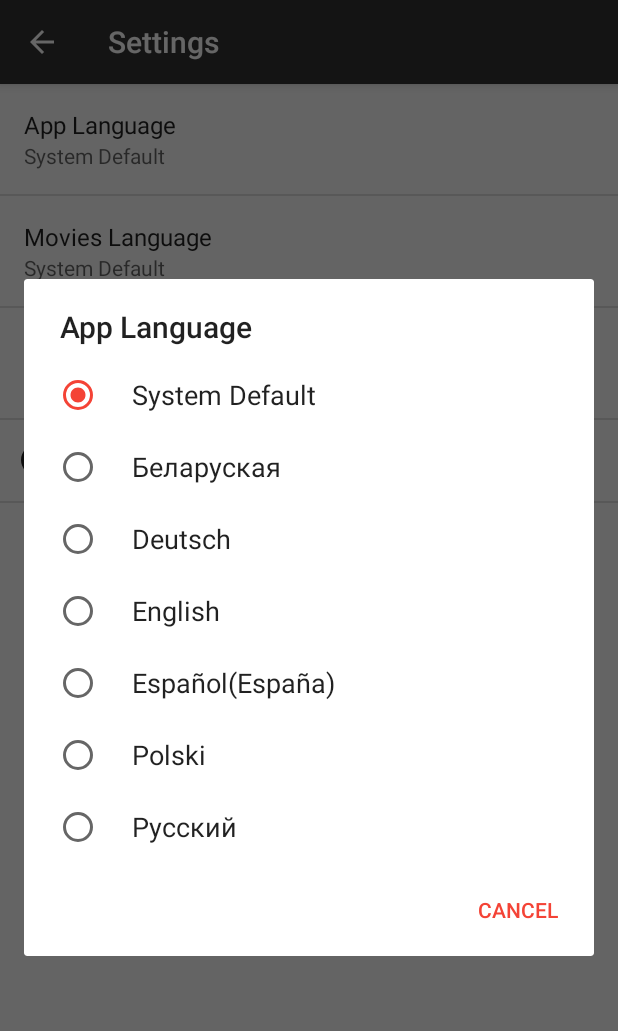
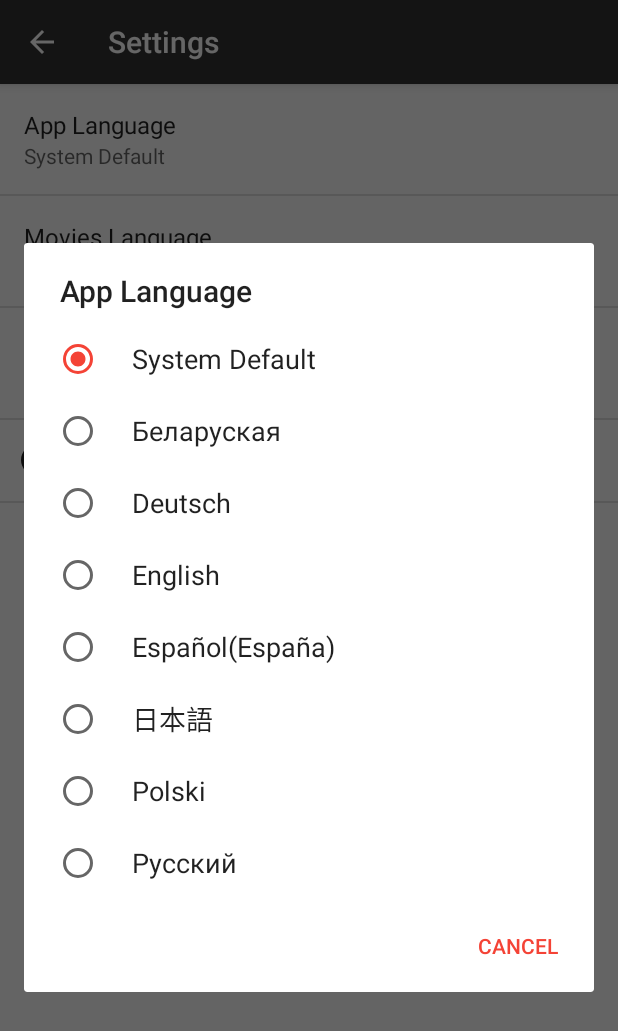
Before and after one commit to qqq3/inventum, an Android app: the SettingsActivity screen opened directly, with no data from a screen before it, after a tap on "App Language", on a phone screen of 412 x 824 dp. Shown: the top 1031 px of the screen. Run offline under Robolectric (Android 15) with nearby library versions, the phone set to English and light mode, and no system bars; pictures from the network do not load.

Commit message:
Add Japanese to the list of languages

```diff
--- a/app/src/main/res/values/arrays.xml
+++ b/app/src/main/res/values/arrays.xml
@@ -6,6 +6,7 @@
         <item name="german">Deutsch</item>
         <item name="english">English</item>
         <item name="spanish">Español(España)</item>
+        <item name="japanese">日本語</item>
         <item name="polish">Polski</item>
         <item name="russian">Русский</item>
     </string-array>
@@ -15,6 +16,7 @@
         <item name="german">de_DE</item>
         <item name="english">en_GB</item>
         <item name="spanish">es_ES</item>
+        <item name="japanese">ja_JP</item>
         <item name="polish">pl_PL</item>
         <item name="russian">ru_RU</item>
     </string-array>
```
